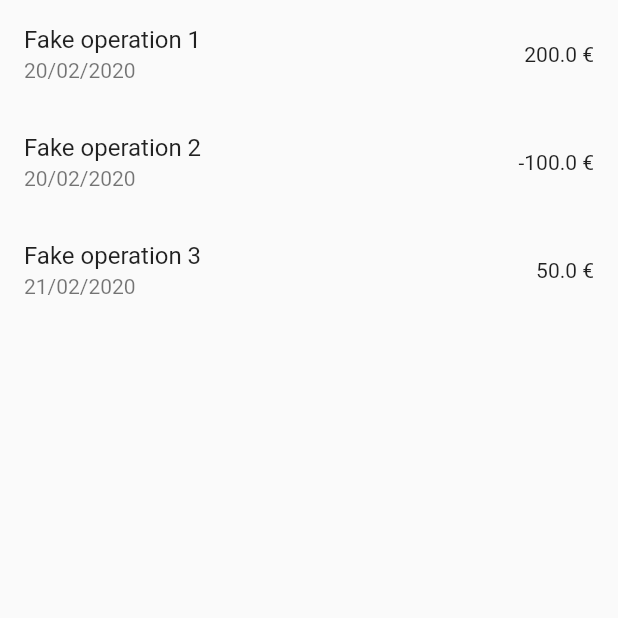
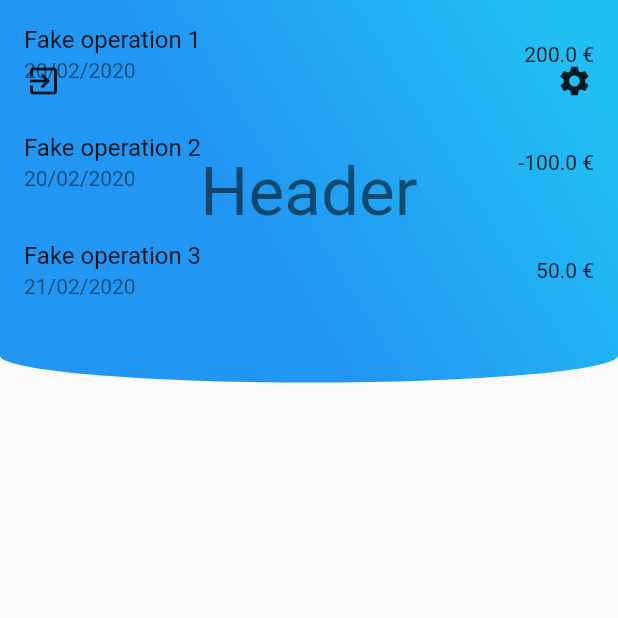
Before and after one commit to quentinlowette/treasurer, a Flutter app: the screen it shows after launch, on a phone screen of 412 x 824 dp, the top half of it. Run offline on Flutter 3.47's test engine with Material 2 defaults, Android fonts, the phone set to English and light mode, and no system bars; our stand-ins replace get_it, provider_architecture, sqflite; accounts and stored records are empty.

Commit message:
draft layout

```diff
--- a/lib/ui/views/account.v.dart
+++ b/lib/ui/views/account.v.dart
@@ -1,6 +1,7 @@
 import 'package:flutter/material.dart';
 import 'package:provider_architecture/provider_architecture.dart';
 import 'package:treasurer/core/viewmodels/account.vm.dart';
+import 'package:treasurer/ui/widgets/accountHeader.dart';
 import 'package:treasurer/ui/widgets/operationTile.dart';
 
 /// View of an account
@@ -16,8 +17,36 @@ class AccountView extends StatelessWidget {
                   ? Center(
                       child: CircularProgressIndicator(),
                     )
-                  : ListView.builder(
-                      itemCount: model.operations.length,
-                      itemBuilder: (context, index) =>
-                          OperationTile(operation: model.operations[index]))));
+                  : Stack(
+                      children: <Widget>[
+                        AccountHeader(),
+                        SafeArea(
+                          child: ListView.builder(
+                              itemCount: model.operations.length,
+                              itemBuilder: (context, index) {
+                                return OperationTile(
+                                    operation: model.operations[index]);
+                              })),
+                        Positioned(
+                          top: 30,
+                          left: 5,
+                          child: IconButton(
+                            icon: Icon(Icons.exit_to_app),
+                            onPressed: () {
+                              print("logout");
+                            },
+                          ),
+                        ),
+                        Positioned(
+                          top: 30,
+                          right: 5,
+                          child: IconButton(
+                            icon: Icon(Icons.settings),
+                            onPressed: () {
+                              print("settings");
+                            },
+                          ),
+                        ),
+                      ],
+                    )));
 }
--- /dev/null
+++ b/lib/ui/widgets/accountHeader.dart
@@ -0,0 +1,28 @@
+import 'package:flutter/material.dart';
+
+class AccountHeader extends StatelessWidget {
+  @override
+  Widget build(BuildContext context) => Container(
+        height: 255,
+        decoration: BoxDecoration(
+          gradient: LinearGradient(
+            begin: Alignment.topRight,
+            end: Alignment.bottomLeft,
+            stops: [0.1, 0.6],
+            colors: [
+              Theme.of(context).primaryColor.withGreen(190),
+              Theme.of(context).primaryColor,
+            ],
+          ),
+          borderRadius: BorderRadius.only(
+            bottomLeft:
+                Radius.elliptical(MediaQuery.of(context).size.width * 0.50, 18),
+            bottomRight:
+                Radius.elliptical(MediaQuery.of(context).size.width * 0.50, 18),
+          ),
+        ),
+        child: Center(
+          child: Text("Header", style: Theme.of(context).textTheme.headline3,),
+        ),
+      );
+}
```
